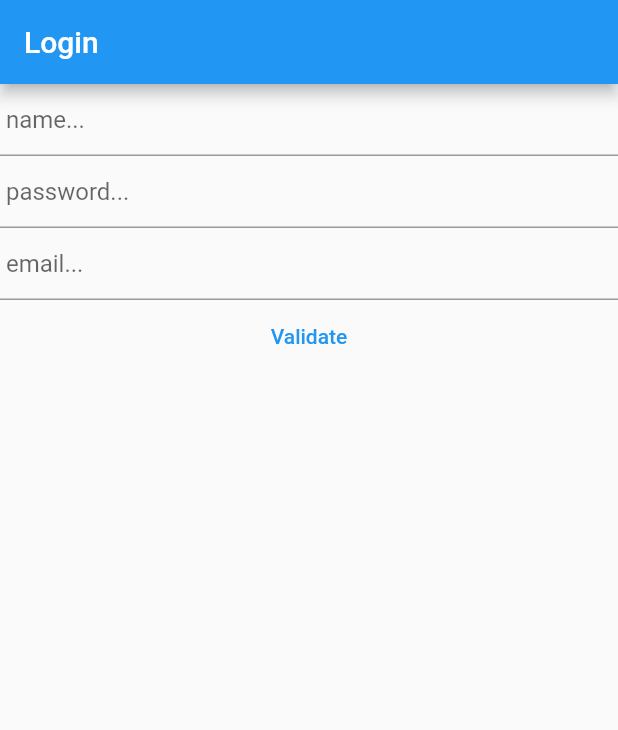
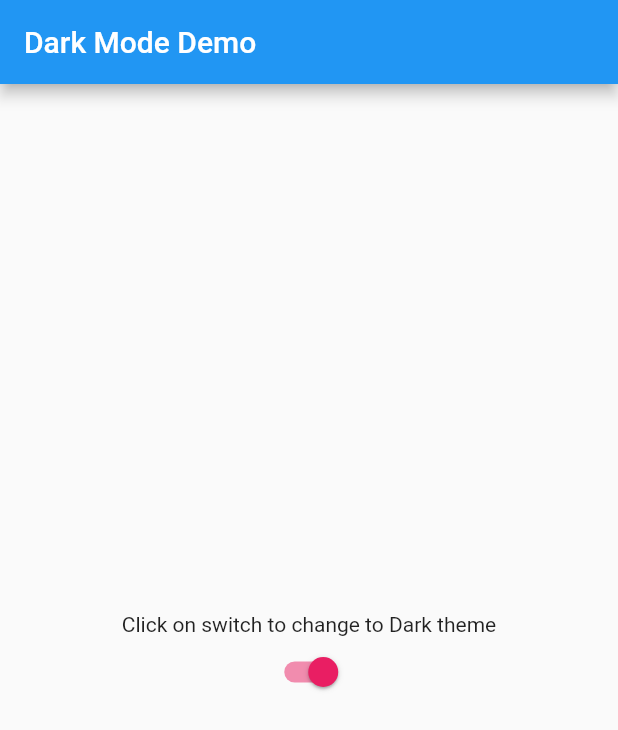
Before and after one commit to mazud21/test_getx, a Flutter app: the screen it shows after launch, on a phone screen of 412 x 824 dp. Shown: the top 730 px of the screen. Run offline on Flutter 3.47's test engine with Material 2 defaults, Android fonts, the phone set to English and light mode, and no system bars; our stand-ins replace get, shared_preferences.

Commit message:
add darkmode

```diff
--- a/lib/main.dart
+++ b/lib/main.dart
@@ -1,18 +1,42 @@
 import 'package:flutter/material.dart';
 import 'package:test_getx/route/route.dart';
 import 'package:get/get.dart';
+import 'package:test_getx/view/darktheme.dart';
 
 void main() {
   runApp(MyApp());
 }
+
+ThemeData _darkTheme = ThemeData(
+    accentColor: Colors.red,
+    brightness: Brightness.dark,
+    primaryColor: Colors.amber,
+    buttonTheme: ButtonThemeData(
+      buttonColor: Colors.amber,
+      disabledColor: Colors.grey,
+    ));
+
+ThemeData _lightTheme = ThemeData(
+    accentColor: Colors.pink,
+    brightness: Brightness.light,
+    primaryColor: Colors.blue,
+    buttonTheme: ButtonThemeData(
+      buttonColor: Colors.blue,
+      disabledColor: Colors.grey,
+    ));
 
 class MyApp extends StatelessWidget {
 
   @override
   Widget build(BuildContext context) {
     return GetMaterialApp(
-        initialRoute: '/login',
-        getPages: Routes.routes
+        //initialRoute: '/darkThemePage',
+        //getPages: Routes.routes,
+      theme: _lightTheme,
+      darkTheme: _darkTheme,
+      themeMode: ThemeMode.system,
+      debugShowCheckedModeBanner: false,
+      home: DarkThemePage(),
     );
   }
 }
--- a/lib/route/route.dart
+++ b/lib/route/route.dart
@@ -1,5 +1,6 @@
 
 import 'package:get/get_navigation/src/routes/get_route.dart';
+import 'package:test_getx/view/darktheme.dart';
 import 'package:test_getx/view/login.dart';
 import 'package:test_getx/view/user.dart';
 
@@ -17,7 +18,10 @@ class Routes{
     GetPage(
       name: '/login',
       page: () => Login(),
-      binding: DataBinding2(),
+    ),
+    GetPage(
+      name: '/darkThemePage',
+      page: () => DarkThemePage(),
     ),
   ];
 }
--- /dev/null
+++ b/lib/view/darktheme.dart
@@ -0,0 +1,62 @@
+import 'package:flutter/material.dart';
+import 'package:get/get.dart';
+import 'package:shared_preferences/shared_preferences.dart';
+
+class DarkThemePage extends StatelessWidget {
+  RxBool _isLightTheme = false.obs;
+
+  Future<SharedPreferences> _prefs = SharedPreferences.getInstance();
+
+  _saveThemeStatus() async {
+    SharedPreferences pref = await _prefs;
+    pref.setBool('theme', _isLightTheme.value);
+  }
+
+  _getThemeStatus() async {
+    var _isLight = _prefs.then((SharedPreferences prefs) {
+      return prefs.getBool('theme') != null ? prefs.getBool('theme') : true;
+    }).obs;
+    _isLightTheme.value = await _isLight.value;
+    Get.changeThemeMode(_isLightTheme.value ? ThemeMode.light : ThemeMode.dark);
+  }
+
+  DarkThemePage() {
+    _getThemeStatus();
+  }
+
+  @override
+  Widget build(BuildContext context) {
+    return Scaffold(
+      appBar: AppBar(
+        title: Text('Dark Mode Demo'),
+      ),
+      body: Container(
+        child: Center(
+          child: Column(
+            mainAxisAlignment: MainAxisAlignment.center,
+            children: [
+              Obx(
+                    () => Text(
+                  'Click on switch to change to ${_isLightTheme.value ? 'Dark' : 'Light'} theme',
+                ),
+              ),
+              ObxValue(
+                    (data) => Switch(
+                  value: _isLightTheme.value,
+                  onChanged: (val) {
+                    _isLightTheme.value = val;
+                    Get.changeThemeMode(
+                      _isLightTheme.value ? ThemeMode.light : ThemeMode.dark,
+                    );
+                    _saveThemeStatus();
+                  },
+                ),
+                false.obs,
+              ),
+            ],
+          ),
+        ),
+      ),
+    );
+  }
+}
--- a/pubspec.yaml
+++ b/pubspec.yaml
@@ -29,6 +29,7 @@ dependencies:
   # Use with the CupertinoIcons class for iOS style icons.
   cupertino_icons: ^1.0.0
   get: any
+  shared_preferences: any
 
 dev_dependencies:
   flutter_test:
```
Also changed, not shown: pubspec.lock, 4 other files.
